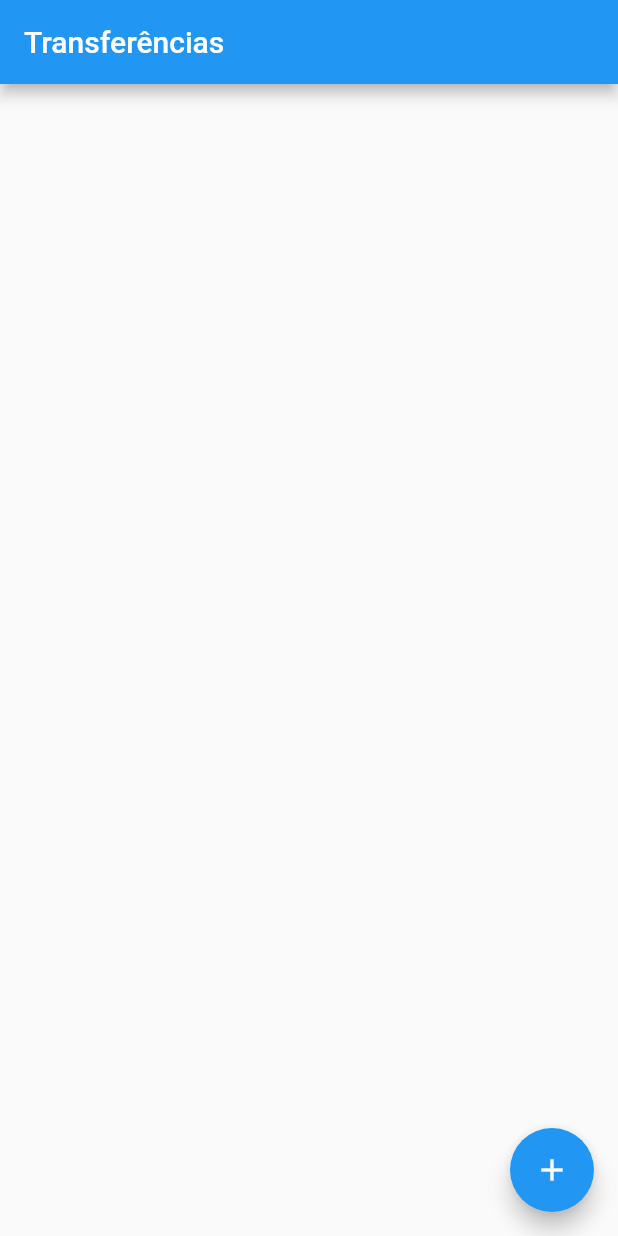
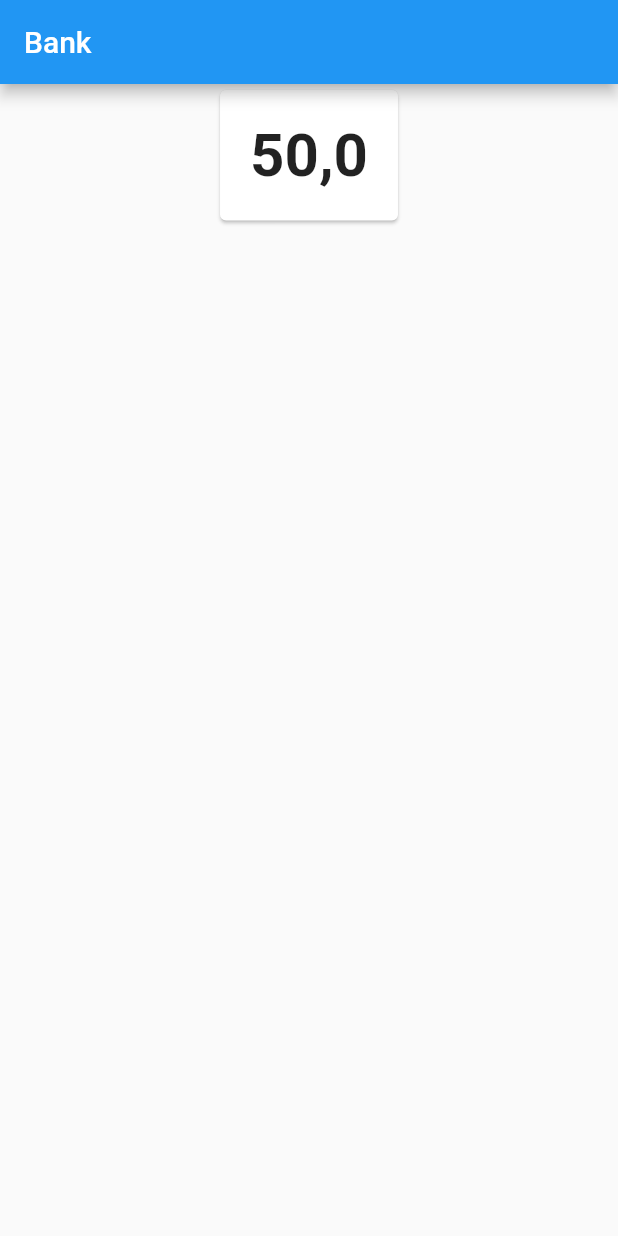
Before and after one commit to igupansini/Studying-Flutter, a Flutter app: the screen it shows after launch, on a phone screen of 412 x 824 dp. Run offline on Flutter 3.47's test engine with Material 2 defaults, Android fonts, the phone set to English and light mode, and no system bars.

Commit message:
Criando Dashboard

```diff
--- a/bank/lib/main.dart
+++ b/bank/lib/main.dart
@@ -1,5 +1,5 @@
+import 'package:bank/screens/dashboard.dart';
 import 'package:flutter/material.dart';
-import 'screens/home_screen.dart';
 
 void main() {
   runApp(MyApp());
@@ -10,7 +10,7 @@ class MyApp extends StatelessWidget {
   Widget build(BuildContext context) {
     return MaterialApp(
       debugShowCheckedModeBanner: false,
-      home: HomeScreen(),
+      home: Dashboard(),
     );
   }
 }
--- /dev/null
+++ b/bank/lib/screens/dashboard.dart
@@ -0,0 +1,17 @@
+import 'package:bank/widgets/balance.dart';
+import 'package:flutter/material.dart';
+
+class Dashboard extends StatelessWidget {
+  @override
+  Widget build(BuildContext context) {
+    return Scaffold(
+      appBar: AppBar(
+        title: const Text("Bank"),
+      ),
+      body: Align(
+        child: Balance(),
+        alignment: Alignment.topCenter,
+      ),
+    );
+  }
+}
--- a/bank/lib/screens/home_screen.dart
+++ b/bank/lib/screens/transfer_list_screen.dart
@@ -3,14 +3,14 @@ import 'package:bank/screens/transfer_form_screen.dart';
 import 'package:bank/widgets/transfer_item.dart';
 import 'package:flutter/material.dart';
 
-class HomeScreen extends StatefulWidget {
+class TransferListScreen extends StatefulWidget {
   final List<Transfer> _list = List();
 
   @override
-  _HomeScreenState createState() => _HomeScreenState();
+  _TransferListScreen createState() => _TransferListScreen();
 }
 
-class _HomeScreenState extends State<HomeScreen> {
+class _TransferListScreen extends State<TransferListScreen> {
   @override
   Widget build(BuildContext context) {
     return Scaffold(
--- /dev/null
+++ b/bank/lib/widgets/balance.dart
@@ -0,0 +1,20 @@
+import 'package:flutter/material.dart';
+
+class Balance extends StatelessWidget {
+  @override
+  Widget build(BuildContext context) {
+    return Card(
+      child: Padding(
+        padding: EdgeInsets.all(20),
+        child: Text(
+          "50,0",
+          textAlign: TextAlign.center,
+          style: TextStyle(
+            fontSize: 40,
+            fontWeight: FontWeight.bold,
+          ),
+        ),
+      ),
+    );
+  }
+}
```
